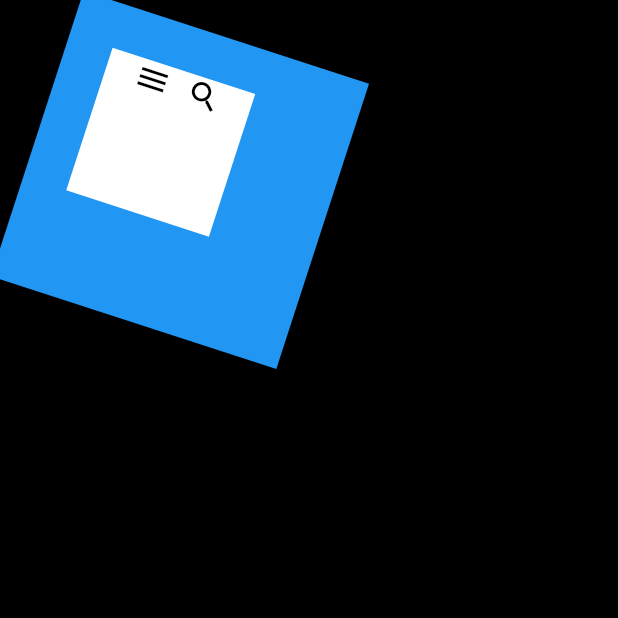
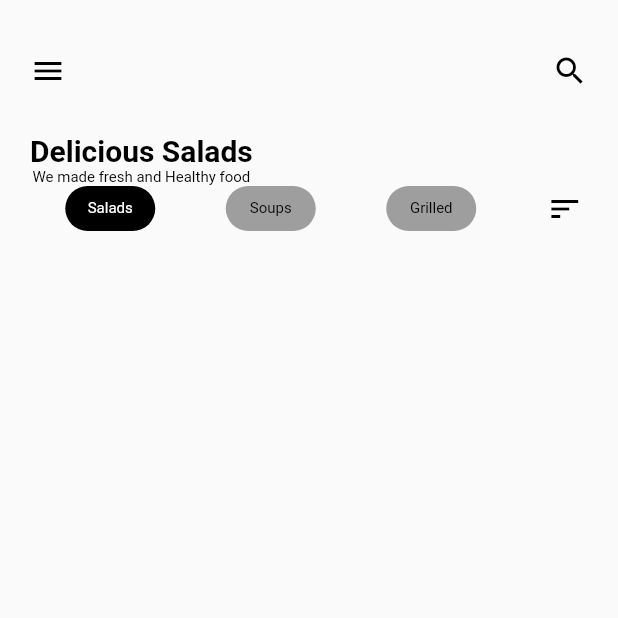
Before and after one commit to PiyushVaghasiya/trainee_app, a Flutter app: the Design2 screen opened directly, on a phone screen of 412 x 824 dp, the top half of it. Run offline on Flutter 3.47's test engine with Material 2 defaults, Android fonts, the phone set to English and light mode, and no system bars.

Commit message:
working on Design2 page

```diff
--- a/lib/Demo/Design2.dart
+++ b/lib/Demo/Design2.dart
@@ -23,31 +23,18 @@ class _Design2State extends State<Design2> with SingleTickerProviderStateMixin {
     _controller.dispose();
     super.dispose();
   }
+  final gcolor = const Color(0xFAE9E9EE);
 
   @override
   Widget build(BuildContext context) {
-    return SafeArea(
-      child: Scaffold(
-        backgroundColor: Colors.black,
-        body: Transform.rotate(angle: pi/10,
-          child: Stack(
-            children: [
-              Positioned(
-                child: Container(height: 200,width: 200,
-                  margin: EdgeInsets.all(20),
-                  color: Colors.blue,
-                ),
-              ),
-              Container(
-                height: 100,
-                width: 100,
-                color: Colors.white,
-                margin: EdgeInsets.all(50),
+    return Scaffold(
+      body: Container(
+        margin: EdgeInsets.only(left: 20),
         child: Column(
           children: [
             Container(
               alignment: Alignment.center,
-                      margin: EdgeInsets.only(left: 20, right: 20),
+              margin: EdgeInsets.only(right: 20, top: 35, bottom: 30),
               child: Row(
                 mainAxisAlignment: MainAxisAlignment.spaceBetween,
                 children: [
@@ -61,12 +48,63 @@ class _Design2State extends State<Design2> with SingleTickerProviderStateMixin {
                   ),
                 ],
               ),
-                    )
+            ),
+            Container(
+              alignment: Alignment.topLeft,
+              child: Column(
+                mainAxisAlignment: MainAxisAlignment.spaceBetween,
+                children: [
+                  Text(
+                    "Delicious Salads",
+                    style: TextStyle(
+                        color: Colors.black,
+                        fontWeight: FontWeight.bold,
+                        fontSize: 20),
+                  ),
+                  Text(
+                    "We made fresh and Healthy food",
+                    style: TextStyle(color: Colors.black, fontSize: 10),
+                  ),
                 ],
               ),
             ),
+            Row(
+              mainAxisAlignment: MainAxisAlignment.spaceAround,
+              children: [
+                Container(width:60,height: 30,alignment: Alignment.center,
+                  decoration: BoxDecoration(
+                      color: Colors.black,
+                      borderRadius: BorderRadius.circular(20)),
+                  child: Text(
+                    "Salads",
+                    style: TextStyle(color: Colors.white, fontSize: 10),
+                  ),
+                ),
+                Container(width:60,height: 30,alignment: Alignment.center,
+                  decoration: BoxDecoration(
+                      color: Colors.grey,
+                      borderRadius: BorderRadius.circular(20)),
+                  child: Text(
+                    "Soups",
+                    style: TextStyle(color: Colors.black, fontSize: 10),
+                  ),
+                ),
+                Container(width:60,height: 30,alignment: Alignment.center,
+                  decoration: BoxDecoration(
+                      color: Colors.grey,
+                      borderRadius: BorderRadius.circular(20)),
+                  child: Text(
+                    "Grilled",
+                    style: TextStyle(color: Colors.black, fontSize: 10),
+                  ),
+                ),
+                Icon(
+                  Icons.sort,
+                  color: Colors.black,
+                ),
               ],
-          ),
+            )
+          ],
         ),
       ),
     );
```
Lines whose indentation alone changed are shown as unchanged.
